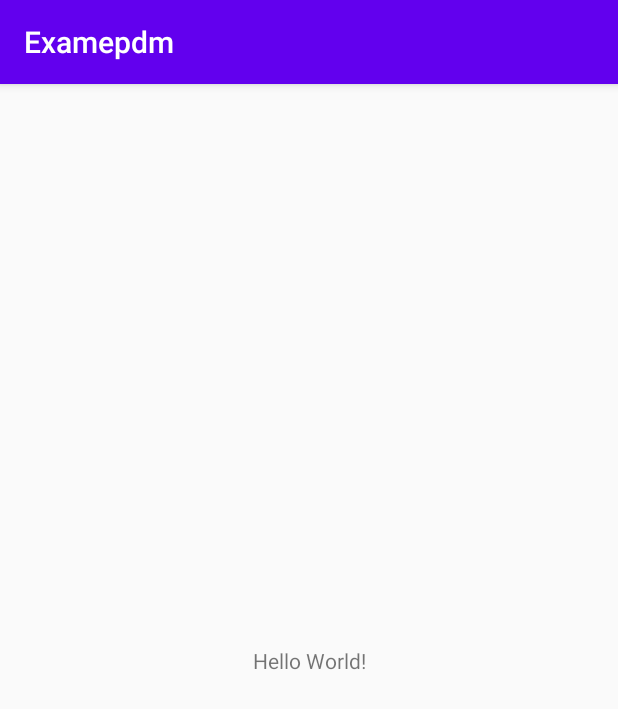
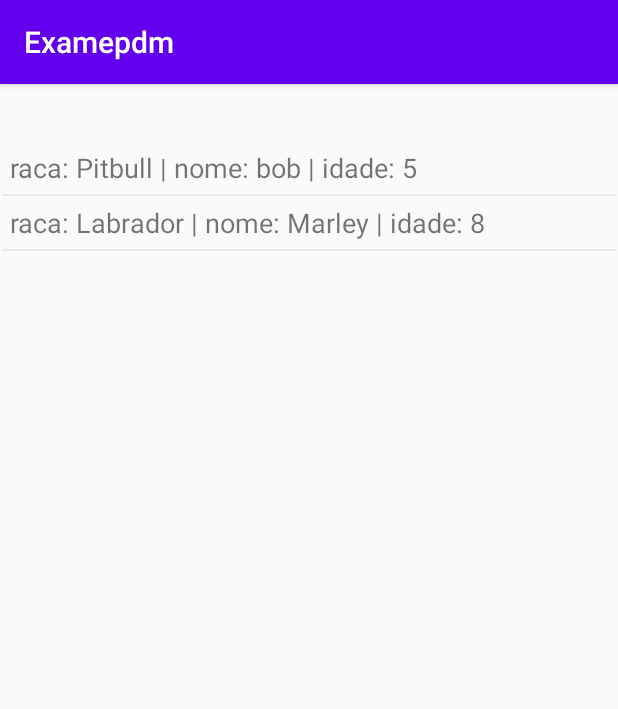
Before and after one commit to ycapre/examepdm, an Android app: the screen it shows after launch (MainActivity), on a phone screen of 412 x 824 dp. Shown: the top 709 px of the screen. Run offline under Robolectric (Android 15) with nearby library versions, the phone set to English and light mode, and no system bars.

Commit message:
recicleview, entidade cachorro criado e adapter implementado

```diff
--- a/app/build.gradle
+++ b/app/build.gradle
@@ -26,6 +26,7 @@ dependencies {
     implementation fileTree(dir: "libs", include: ["*.jar"])
     implementation 'androidx.appcompat:appcompat:1.2.0'
     implementation 'androidx.constraintlayout:constraintlayout:2.0.4'
+    implementation 'androidx.recyclerview:recyclerview:1.1.0'
     testImplementation 'junit:junit:4.12'
     androidTestImplementation 'androidx.test.ext:junit:1.1.2'
     androidTestImplementation 'androidx.test.espresso:espresso-core:3.3.0'
--- a/app/src/main/AndroidManifest.xml
+++ b/app/src/main/AndroidManifest.xml
@@ -9,7 +9,7 @@
         android:roundIcon="@mipmap/ic_launcher_round"
         android:supportsRtl="true"
         android:theme="@style/AppTheme">
-        <activity android:name=".MainActivity">
+        <activity android:name=".activity.MainActivity">
             <intent-filter>
                 <action android:name="android.intent.action.MAIN" />
 
--- a/app/src/main/java/com/exame/examepdm/MainActivity.java
+++ /dev/null
@@ -1,14 +0,0 @@
-package com.exame.examepdm;
-
-import androidx.appcompat.app.AppCompatActivity;
-
-import android.os.Bundle;
-
-public class MainActivity extends AppCompatActivity {
-
-    @Override
-    protected void onCreate(Bundle savedInstanceState) {
-        super.onCreate(savedInstanceState);
-        setContentView(R.layout.activity_main);
-    }
-}
--- /dev/null
+++ b/app/src/main/java/com/exame/examepdm/activity/MainActivity.java
@@ -0,0 +1,61 @@
+package com.exame.examepdm.activity;
+
+import androidx.appcompat.app.AppCompatActivity;
+import androidx.recyclerview.widget.DividerItemDecoration;
+import androidx.recyclerview.widget.LinearLayoutManager;
+import androidx.recyclerview.widget.RecyclerView;
+
+import android.database.DataSetObserver;
+import android.os.Bundle;
+import android.view.View;
+import android.view.ViewGroup;
+import android.widget.LinearLayout;
+
+import com.exame.examepdm.R;
+import com.exame.examepdm.adapter.Adapter;
+import com.exame.examepdm.entity.Cachorro;
+
+import java.util.ArrayList;
+import java.util.List;
+
+public class MainActivity extends AppCompatActivity {
+
+    private RecyclerView recyclerView;
+    private Adapter adapter;
+    private List<Cachorro> listaCachorro = new ArrayList<>();
+
+    @Override
+    protected void onCreate(Bundle savedInstanceState) {
+        super.onCreate(savedInstanceState);
+        setContentView(R.layout.activity_main);
+        recyclerView = findViewById(R.id.ViewCachorro);
+    }
+    public void carregaCachorros(){
+//lista de cachorros
+
+        Cachorro cachorro1= new Cachorro();
+        cachorro1.setRaca("Pitbull");
+        cachorro1.setNome("bob");
+        cachorro1.setIdade(5);
+        listaCachorro.add(cachorro1);
+        Cachorro cachorro2= new Cachorro();
+        cachorro2.setRaca("Labrador");
+        cachorro2.setNome("Marley");
+        cachorro2.setIdade(8);
+        listaCachorro.add(cachorro2);
+        adapter = new Adapter(listaCachorro);
+
+        RecyclerView.LayoutManager layoutManager = new LinearLayoutManager(getApplicationContext());
+        recyclerView.setLayoutManager(layoutManager);
+        recyclerView.setHasFixedSize(true);
+        recyclerView.addItemDecoration(new DividerItemDecoration(getApplicationContext(), LinearLayout.VERTICAL));
+        recyclerView.setAdapter(adapter);
+
+    }
+
+    @Override
+    protected void onStart() {
+        carregaCachorros();
+        super.onStart();
+    }
+}
--- /dev/null
+++ b/app/src/main/java/com/exame/examepdm/adapter/Adapter.java
@@ -0,0 +1,57 @@
+package com.exame.examepdm.adapter;
+
+import android.view.LayoutInflater;
+import android.view.View;
+import android.view.ViewGroup;
+import android.widget.TextView;
+
+
+import androidx.annotation.NonNull;
+import androidx.recyclerview.widget.RecyclerView;
+
+import com.exame.examepdm.R;
+import com.exame.examepdm.entity.Cachorro;
+
+import java.util.List;
+
+public class Adapter extends RecyclerView.Adapter<Adapter.MyViewHolder> {
+
+
+    private List<Cachorro> listaCachorros;
+    public Adapter(List<Cachorro> lista) {
+
+        this.listaCachorros = lista;
+
+    }
+
+    @Override
+    public MyViewHolder onCreateViewHolder( ViewGroup parent, int viewType) {
+        View cachorroLista = LayoutInflater.from(parent.getContext()).inflate(R.layout.lista_cachorro_adapter, parent,false);
+
+        return new MyViewHolder(cachorroLista);
+    }
+
+    @Override
+    public void onBindViewHolder( MyViewHolder holder, int position) {
+
+        Cachorro cachorro = listaCachorros.get(position);
+        holder.cachorro.setText(cachorro.toString());
+    }
+
+    @Override
+    public int getItemCount() {
+        return this.listaCachorros.size();
+    }
+
+    public class MyViewHolder extends RecyclerView.ViewHolder{
+
+        TextView cachorro;
+
+        public MyViewHolder( View itemView) {
+            super(itemView);
+
+            cachorro = itemView.findViewById(R.id.txtCachorro);
+        }
+    }
+
+}
--- /dev/null
+++ b/app/src/main/java/com/exame/examepdm/entity/Cachorro.java
@@ -0,0 +1,49 @@
+package com.exame.examepdm.entity;
+
+import java.io.Serializable;
+
+public class Cachorro implements Serializable {
+
+    public int idCachorro;
+    public String raca;
+    public String nome;
+    public int idade;
+
+
+    public int getIdCachorro() {
+        return idCachorro;
+    }
+
+    public void setIdCachorro(int idCachorro) {
+        this.idCachorro = idCachorro;
+    }
+
+    public String getRaca() {
+        return raca;
+    }
+
+    public void setRaca(String raca) {
+        this.raca = raca;
+    }
+
+    public String getNome() {
+        return nome;
+    }
+
+    public void setNome(String nome) {
+        this.nome = nome;
+    }
+
+    public int getIdade() {
+        return idade;
+    }
+
+    public void setIdade(int idade) {
+        this.idade = idade;
+    }
+
+    @Override
+    public String toString() {
+        return "raca: " + raca + " | nome: " + nome + " | idade: " + idade;
+    }
+}
--- a/app/src/main/res/layout/activity_main.xml
+++ b/app/src/main/res/layout/activity_main.xml
@@ -4,15 +4,23 @@
     xmlns:tools="http://schemas.android.com/tools"
     android:layout_width="match_parent"
     android:layout_height="match_parent"
-    tools:context=".MainActivity">
+    tools:context=".activity.MainActivity">
 
-    <TextView
-        android:layout_width="wrap_content"
-        android:layout_height="wrap_content"
-        android:text="Hello World!"
+    <androidx.recyclerview.widget.RecyclerView
+        android:id="@+id/ViewCachorro"
+        android:layout_width="0dp"
+        android:layout_height="354dp"
+        android:layout_marginStart="1dp"
+        android:layout_marginLeft="1dp"
+        android:layout_marginTop="1dp"
+        android:layout_marginEnd="1dp"
+        android:layout_marginRight="1dp"
+        android:layout_marginBottom="376dp"
         app:layout_constraintBottom_toBottomOf="parent"
-        app:layout_constraintLeft_toLeftOf="parent"
-        app:layout_constraintRight_toRightOf="parent"
-        app:layout_constraintTop_toTopOf="parent" />
+        app:layout_constraintEnd_toEndOf="parent"
+        app:layout_constraintHorizontal_bias="0.0"
+        app:layout_constraintStart_toStartOf="parent"
+        app:layout_constraintTop_toTopOf="parent"
+        app:layout_constraintVertical_bias="1.0" />
 
 </androidx.constraintlayout.widget.ConstraintLayout>
--- /dev/null
+++ b/app/src/main/res/layout/lista_cachorro_adapter.xml
@@ -0,0 +1,15 @@
+<?xml version="1.0" encoding="utf-8"?>
+<LinearLayout xmlns:android="http://schemas.android.com/apk/res/android"
+    android:layout_width="match_parent"
+    android:layout_height="wrap_content"
+    android:orientation="vertical">
+
+    <TextView
+        android:id="@+id/txtCachorro"
+        android:layout_width="match_parent"
+        android:layout_height="wrap_content"
+        android:padding="5dp"
+        android:paddingTop="10dp"
+        android:text="exame"
+        android:textSize="18sp" />
+</LinearLayout>
```
